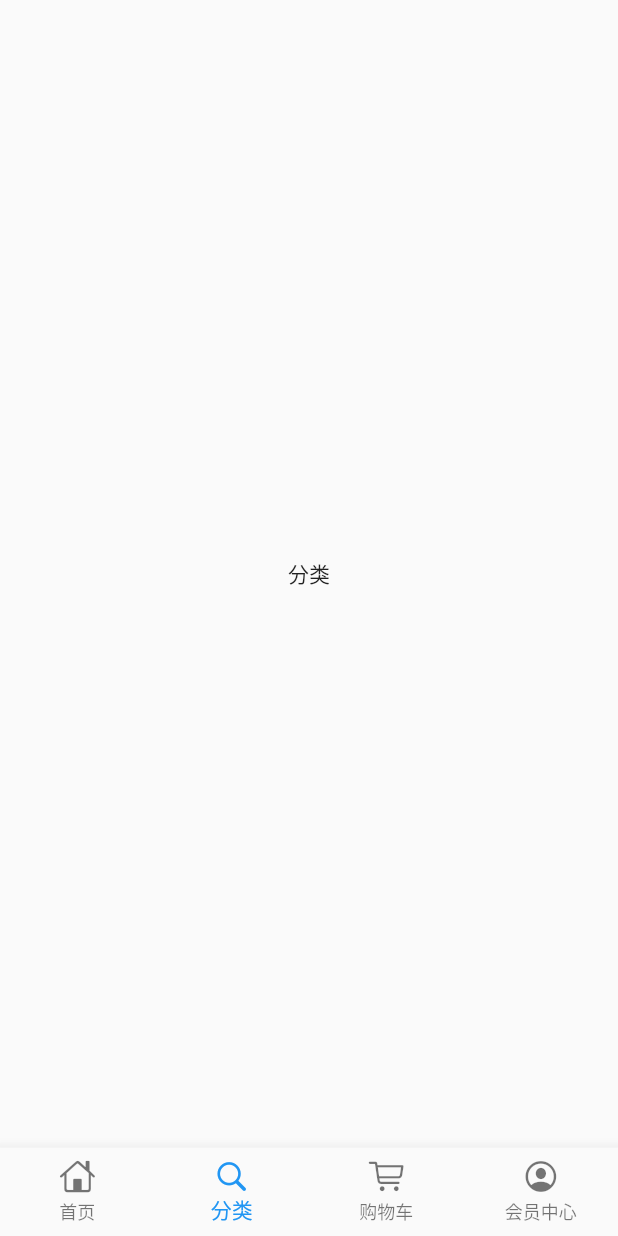
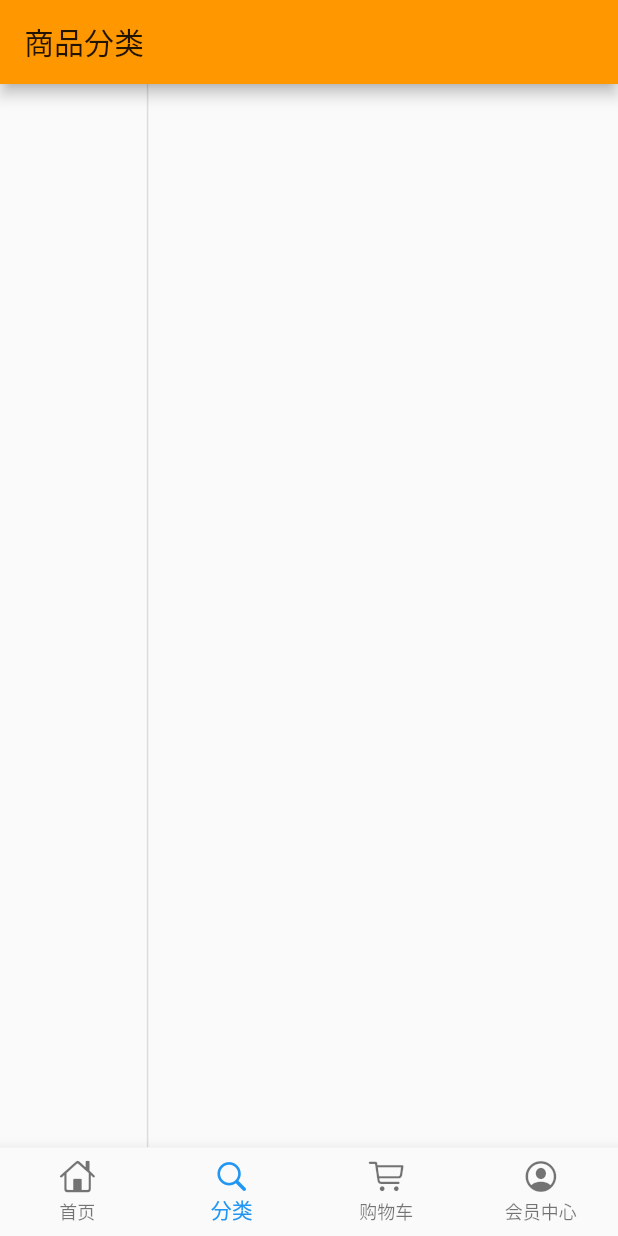
Before and after one commit to GodEama/flutter_shop_bxsh, a Flutter app: the screen it shows after launch, item 2 of the bottom bar chosen, on a phone screen of 412 x 824 dp. Run offline on Flutter 3.47's test engine with Material 2 defaults, Android fonts, the phone set to English and light mode, and no system bars; our stand-ins replace dio, flutter_easyrefresh, flutter_screenutil, flutter_swiper; generated files the repository leaves out were written again; network calls fail.

Commit message:
分类页面 左侧分类导航

```diff
--- a/my_shop/lib/config/server_url.dart
+++ b/my_shop/lib/config/server_url.dart
@@ -1,5 +1,7 @@
 const serverUrl = 'https://wxmini.baixingliangfan.cn/baixing/';
 const servicePath = {
   'homePageContent':serverUrl + 'wxmini/homePageContent',
-  'homePageBelowConten':serverUrl + 'wxmini/homePageBelowConten'
+  'homePageBelowConten':serverUrl + 'wxmini/homePageBelowConten',
+  'getCategory':serverUrl + 'wxmini/getCategory'
+
 };
--- a/my_shop/lib/pages/category_page.dart
+++ b/my_shop/lib/pages/category_page.dart
@@ -1,12 +1,88 @@
 import 'package:flutter/material.dart';
+import 'package:my_shop/service/service_mothod.dart';
+import 'dart:convert';
+import '../model/homedata.dart';
+import 'package:flutter_screenutil/flutter_screenutil.dart';
+
 
 class CategoryPage extends StatelessWidget {
   @override
   Widget build(BuildContext context) {
     return Scaffold(
-      body: Center(
-        child: Text('分类'),
+      appBar: AppBar(title: Text('商品分类'),),
+      body: Container(
+        child: Row(
+          children: <Widget>[
+            LeftCategoryNav(),
+          ],
+        ),
       ),
     );
   }
+
+
 }
+
+class LeftCategoryNav extends StatefulWidget {
+  @override
+  _LeftCategoryNavState createState() => _LeftCategoryNavState();
+}
+
+class _LeftCategoryNavState extends State<LeftCategoryNav> {
+  List<CategoryModel> list = [];
+
+  @override
+  void initState() {
+    _getCategory();
+    super.initState();
+  }
+  @override
+  Widget build(BuildContext context) {
+    return Container(
+      width: ScreenUtil().setWidth(180),
+      decoration: BoxDecoration(
+        border: Border(
+          right: BorderSide(width: 1,color: Colors.black12)
+        )
+      ),
+      child: ListView.builder(
+        itemCount: list.length,
+        itemBuilder: (context,index){
+          return _leftInkWel(index);
+        },
+      ),
+
+    );
+  }
+
+  Widget _leftInkWel(int index){
+    return InkWell(
+      onTap: (){},
+      child: Container(
+        height: ScreenUtil().setHeight(100),
+        padding:EdgeInsets.only(left:10,top:20),
+        decoration: BoxDecoration(
+          color: Colors.white,
+          border:Border(
+            bottom:BorderSide(width: 1,color:Colors.black12)
+          )
+        ),
+        child: Text(list[index].mallCategoryName,style: TextStyle(fontSize:ScreenUtil().setSp(28)),),
+      ),
+    );
+}
+
+  void _getCategory() async{
+    await postRequest('getCategory').then((val){
+      var data = json.decode(val.toString());
+      List<CategoryModel> categoriesList = (data['data'] as List)
+          ?.map((e) => e == null
+              ? null
+              : CategoryModel.fromJson(e as Map<String, dynamic>))
+          ?.toList();
+          setState(() {
+            list = categoriesList;
+          });
+    });
+  }
+}
```
Also changed, not shown: my_shop/lib/pages/home_page.dart (+5 -5 lines).
